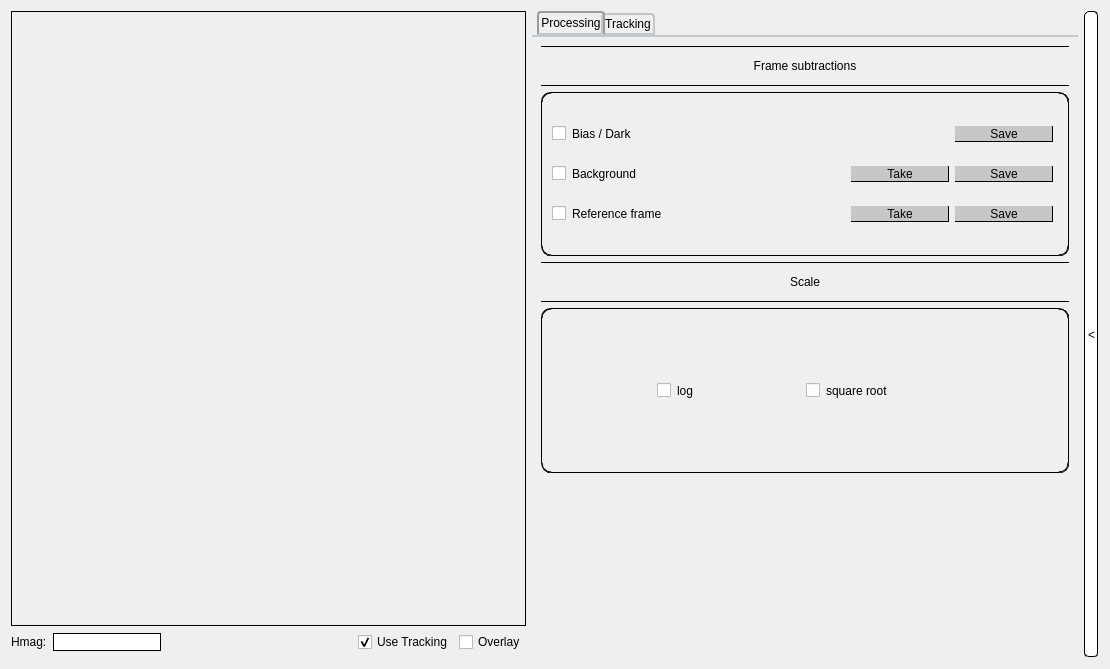
First picture: the form in GUIs/Viewer/resources/Viewer.ui, repository TobiasSchof/KPIC, before the edit.
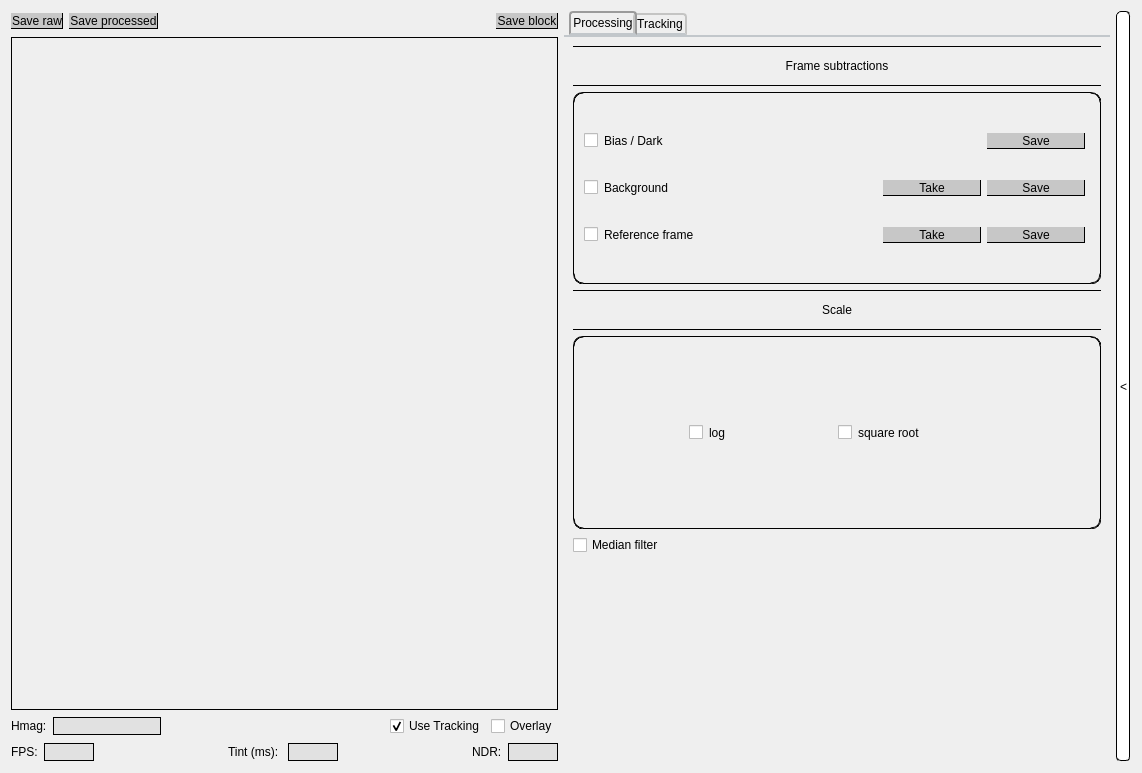
Second picture: the form after the edit. Custom widgets are drawn as their Qt base class.

The edit to the form file:
```diff
--- a/GUIs/Viewer/resources/Viewer.ui
+++ b/GUIs/Viewer/resources/Viewer.ui
@@ -6,8 +6,8 @@
    <rect>
     <x>0</x>
     <y>0</y>
-    <width>1110</width>
-    <height>669</height>
+    <width>1142</width>
+    <height>773</height>
    </rect>
   </property>
   <property name="focusPolicy">
@@ -19,8 +19,8 @@
   <property name="styleSheet">
    <string notr="true"/>
   </property>
-  <layout class="QGridLayout" name="gridLayout" rowstretch="10,0,0" columnstretch="0,0,0,0,0,0,0">
-   <item row="0" column="0" colspan="5">
+  <layout class="QGridLayout" name="gridLayout" rowstretch="0,10,0" columnstretch="0,0,10,0,0,0,0,0,0">
+   <item row="1" column="0" colspan="4">
     <widget class="Img" name="image" native="true">
      <property name="styleSheet">
       <string notr="true">border-style: solid;
@@ -29,27 +29,279 @@
      </property>
     </widget>
    </item>
-   <item row="1" column="4">
-    <widget class="QCheckBox" name="overlay">
-     <property name="text">
-      <string>Overlay</string>
-     </property>
-     <property name="checked">
-      <bool>false</bool>
-     </property>
-    </widget>
-   </item>
-   <item row="1" column="0">
-    <widget class="QLabel" name="hmag_label">
+   <item row="0" column="3">
+    <widget class="Save_block" name="save_block">
      <property name="styleSheet">
-      <string notr="true">border-style: none;</string>
+      <string notr="true">QPushButton { 
+	background-color: #c7c7c7;
+	border-radius: 0px;
+	border-style: inset;
+	border-width: 1px;
+}
+QPushButton:pressed {
+	background-color: white;
+	border-radius: 0px;
+	border-style: outset;
+	border-width: 1px;
+}</string>
      </property>
      <property name="text">
-      <string>Hmag:</string>
+      <string>Save block</string>
      </property>
     </widget>
    </item>
-   <item row="0" column="6" rowspan="3">
+   <item row="2" column="0" colspan="4">
+    <layout class="QGridLayout" name="view_opt_layout" columnstretch="0,0,0,0,0">
+     <item row="0" column="0">
+      <widget class="QLabel" name="hmag_label">
+       <property name="styleSheet">
+        <string notr="true">border-style: none;</string>
+       </property>
+       <property name="text">
+        <string>Hmag:</string>
+       </property>
+      </widget>
+     </item>
+     <item row="0" column="4">
+      <widget class="QCheckBox" name="overlay">
+       <property name="text">
+        <string>Overlay</string>
+       </property>
+       <property name="checked">
+        <bool>false</bool>
+       </property>
+      </widget>
+     </item>
+     <item row="0" column="2">
+      <spacer name="hmag_overlay_spacer">
+       <property name="orientation">
+        <enum>Qt::Horizontal</enum>
+       </property>
+       <property name="sizeHint" stdset="0">
+        <size>
+         <width>40</width>
+         <height>20</height>
+        </size>
+       </property>
+      </spacer>
+     </item>
+     <item row="0" column="3">
+      <widget class="QCheckBox" name="base_img_chk">
+       <property name="toolTip">
+        <string>If checked, image processing will start from the image that the tracking loop is using. Otherwise, a raw image will be used to start</string>
+       </property>
+       <property name="text">
+        <string>Use Tracking</string>
+       </property>
+       <property name="checked">
+        <bool>true</bool>
+       </property>
+      </widget>
+     </item>
+     <item row="0" column="1">
+      <widget class="QLineEdit" name="hmag_field">
+       <property name="enabled">
+        <bool>true</bool>
+       </property>
+       <property name="sizePolicy">
+        <sizepolicy hsizetype="Fixed" vsizetype="Fixed">
+         <horstretch>0</horstretch>
+         <verstretch>0</verstretch>
+        </sizepolicy>
+       </property>
+       <property name="styleSheet">
+        <string notr="true">QLineEdit:focus
+{
+	border-color: black;
+	border-width: 1px;
+	border-style: solid;
+	background-color:white;
+}
+QLineEdit:!focus
+{
+	border-color: black;
+	border-width: 1px;
+	border-style: solid;
+	background-color: rgba(0, 0, 0, 15);
+}
+QLineEdit:!enabled
+{
+	border-color: black;
+	border-width: 1px;
+	border-style: solid;
+	background-color: rgba(0, 0, 0, 75);
+}</string>
+       </property>
+      </widget>
+     </item>
+     <item row="1" column="0" colspan="5">
+      <layout class="QHBoxLayout" name="cam_config_layout" stretch="0,0,10,0,0,10,0,0">
+       <item>
+        <widget class="QLabel" name="fps_lbl">
+         <property name="text">
+          <string>FPS:</string>
+         </property>
+        </widget>
+       </item>
+       <item>
+        <widget class="FPS" name="fps">
+         <property name="sizePolicy">
+          <sizepolicy hsizetype="Fixed" vsizetype="Fixed">
+           <horstretch>0</horstretch>
+           <verstretch>0</verstretch>
+          </sizepolicy>
+         </property>
+         <property name="minimumSize">
+          <size>
+           <width>50</width>
+           <height>0</height>
+          </size>
+         </property>
+         <property name="maximumSize">
+          <size>
+           <width>50</width>
+           <height>16777215</height>
+          </size>
+         </property>
+         <property name="styleSheet">
+          <string notr="true">QLineEdit:focus
+{
+	border-color: black;
+	border-width: 1px;
+	border-style: solid;
+	background-color:white;
+}
+QLineEdit:!focus
+{
+	border-color: black;
+	border-width: 1px;
+	border-style: solid;
+	background-color: rgba(0, 0, 0, 15);
+}</string>
+         </property>
+        </widget>
+       </item>
+       <item>
+        <spacer name="config_spacer_1">
+         <property name="orientation">
+          <enum>Qt::Horizontal</enum>
+         </property>
+         <property name="sizeHint" stdset="0">
+          <size>
+           <width>40</width>
+           <height>20</height>
+          </size>
+         </property>
+        </spacer>
+       </item>
+       <item>
+        <widget class="QLabel" name="tint_lbl">
+         <property name="text">
+          <string>Tint (ms): </string>
+         </property>
+        </widget>
+       </item>
+       <item>
+        <widget class="Tint" name="tint">
+         <property name="sizePolicy">
+          <sizepolicy hsizetype="Fixed" vsizetype="Fixed">
+           <horstretch>0</horstretch>
+           <verstretch>0</verstretch>
+          </sizepolicy>
+         </property>
+         <property name="minimumSize">
+          <size>
+           <width>50</width>
+           <height>0</height>
+          </size>
+         </property>
+         <property name="maximumSize">
+          <size>
+           <width>50</width>
+           <height>16777215</height>
+          </size>
+         </property>
+         <property name="styleSheet">
+          <string notr="true">QLineEdit:focus
+{
+	border-color: black;
+	border-width: 1px;
+	border-style: solid;
+	background-color:white;
+}
+QLineEdit:!focus
+{
+	border-color: black;
+	border-width: 1px;
+	border-style: solid;
+	background-color: rgba(0, 0, 0, 15);
+}</string>
+         </property>
+        </widget>
+       </item>
+       <item>
+        <spacer name="config_spacer_2">
+         <property name="orientation">
+          <enum>Qt::Horizontal</enum>
+         </property>
+         <property name="sizeHint" stdset="0">
+          <size>
+           <width>40</width>
+           <height>20</height>
+          </size>
+         </property>
+        </spacer>
+       </item>
+       <item>
+        <widget class="QLabel" name="ndr_lbl">
+         <property name="text">
+          <string>NDR:</string>
+         </property>
+        </widget>
+       </item>
+       <item>
+        <widget class="NDR" name="ndr">
+         <property name="sizePolicy">
+          <sizepolicy hsizetype="Minimum" vsizetype="Fixed">
+           <horstretch>0</horstretch>
+           <verstretch>0</verstretch>
+          </sizepolicy>
+         </property>
+         <property name="minimumSize">
+          <size>
+           <width>50</width>
+           <height>0</height>
+          </size>
+         </property>
+         <property name="maximumSize">
+          <size>
+           <width>50</width>
+           <height>16777215</height>
+          </size>
+         </property>
+         <property name="styleSheet">
+          <string notr="true">QLineEdit:focus
+{
+	border-color: black;
+	border-width: 1px;
+	border-style: solid;
+	background-color:white;
+}
+QLineEdit:!focus
+{
+	border-color: black;
+	border-width: 1px;
+	border-style: solid;
+	background-color: rgba(0, 0, 0, 15);
+}</string>
+         </property>
+        </widget>
+       </item>
+      </layout>
+     </item>
+    </layout>
+   </item>
+   <item row="0" column="8" rowspan="3">
     <widget class="QPushButton" name="minimize_btn">
      <property name="sizePolicy">
       <sizepolicy hsizetype="Minimum" vsizetype="Expanding">
@@ -88,35 +340,7 @@
      </property>
     </widget>
    </item>
-   <item row="1" column="1">
-    <widget class="QLineEdit" name="hmag_field">
-     <property name="sizePolicy">
-      <sizepolicy hsizetype="Fixed" vsizetype="Fixed">
-       <horstretch>0</horstretch>
-       <verstretch>0</verstretch>
-      </sizepolicy>
-     </property>
-     <property name="styleSheet">
-      <string notr="true">border-color: black;
-border-width: 1px;
-border-style: solid;</string>
-     </property>
-    </widget>
-   </item>
-   <item row="1" column="2">
-    <spacer name="hmag_overlay_spacer">
-     <property name="orientation">
-      <enum>Qt::Horizontal</enum>
-     </property>
-     <property name="sizeHint" stdset="0">
-      <size>
-       <width>40</width>
-       <height>20</height>
-      </size>
-     </property>
-    </spacer>
-   </item>
-   <item row="0" column="5" rowspan="2">
+   <item row="0" column="7" rowspan="3">
     <widget class="QTabWidget" name="interfaces">
      <property name="sizePolicy">
       <sizepolicy hsizetype="Preferred" vsizetype="Preferred">
@@ -216,194 +440,6 @@
        <string>Processing</string>
       </attribute>
       <layout class="QGridLayout" name="gridLayout_2">
-       <item row="4" column="1">
-        <layout class="QHBoxLayout" name="horizontalLayout">
-         <property name="spacing">
-          <number>-1</number>
-         </property>
-         <item>
-          <widget class="Gradient" name="grey" native="true">
-           <property name="sizePolicy">
-            <sizepolicy hsizetype="Maximum" vsizetype="Preferred">
-             <horstretch>0</horstretch>
-             <verstretch>0</verstretch>
-            </sizepolicy>
-           </property>
-           <property name="minimumSize">
-            <size>
-             <width>100</width>
-             <height>0</height>
-            </size>
-           </property>
-           <property name="maximumSize">
-            <size>
-             <width>100</width>
-             <height>16777215</height>
-            </size>
-           </property>
-           <property name="toolTip">
-            <string>grey</string>
-           </property>
-          </widget>
-         </item>
-         <item>
-          <widget class="Gradient" name="inferno" native="true">
-           <property name="sizePolicy">
-            <sizepolicy hsizetype="Maximum" vsizetype="Preferred">
-             <horstretch>0</horstretch>
-             <verstretch>0</verstretch>
-            </sizepolicy>
-           </property>
-           <property name="minimumSize">
-            <size>
-             <width>100</width>
-             <height>0</height>
-            </size>
-           </property>
-           <property name="maximumSize">
-            <size>
-             <width>100</width>
-             <height>16777215</height>
-            </size>
-           </property>
-           <property name="toolTip">
-            <string>inferno</string>
-           </property>
-          </widget>
-         </item>
-         <item>
-          <widget class="Gradient" name="magma" native="true">
-           <property name="sizePolicy">
-            <sizepolicy hsizetype="Maximum" vsizetype="Preferred">
-             <horstretch>0</horstretch>
-             <verstretch>0</verstretch>
-            </sizepolicy>
-           </property>
-           <property name="minimumSize">
-            <size>
-             <width>100</width>
-             <height>0</height>
-            </size>
-           </property>
-           <property name="maximumSize">
-            <size>
-             <width>100</width>
-             <height>16777215</height>
-            </size>
-           </property>
-           <property name="toolTip">
-            <string>magma</string>
-           </property>
-          </widget>
-         </item>
-         <item>
-          <widget class="Gradient" name="plasma" native="true">
-           <property name="sizePolicy">
-            <sizepolicy hsizetype="Maximum" vsizetype="Preferred">
-             <horstretch>0</horstretch>
-             <verstretch>0</verstretch>
-            </sizepolicy>
-           </property>
-           <property name="minimumSize">
-            <size>
-             <width>100</width>
-             <height>0</height>
-            </size>
-           </property>
-           <property name="maximumSize">
-            <size>
-             <width>100</width>
-             <height>16777215</height>
-            </size>
-           </property>
-           <property name="toolTip">
-            <string>plasma</string>
-           </property>
-          </widget>
-         </item>
-         <item>
-          <widget class="Gradient" name="viridis" native="true">
-           <property name="sizePolicy">
-            <sizepolicy hsizetype="Maximum" vsizetype="Preferred">
-             <horstretch>0</horstretch>
-             <verstretch>0</verstretch>
-            </sizepolicy>
-           </property>
-           <property name="minimumSize">
-            <size>
-             <width>100</width>
-             <height>0</height>
-            </size>
-           </property>
-           <property name="maximumSize">
-            <size>
-             <width>100</width>
-             <height>16777215</height>
-            </size>
-           </property>
-           <property name="toolTip">
-            <string>viridis</string>
-           </property>
-          </widget>
-         </item>
-        </layout>
-       </item>
-       <item row="2" column="1">
-        <widget class="QLabel" name="scale_label">
-         <property name="sizePolicy">
-          <sizepolicy hsizetype="Preferred" vsizetype="Fixed">
-           <horstretch>0</horstretch>
-           <verstretch>0</verstretch>
-          </sizepolicy>
-         </property>
-         <property name="minimumSize">
-          <size>
-           <width>0</width>
-           <height>40</height>
-          </size>
-         </property>
-         <property name="styleSheet">
-          <string notr="true">border-width: 1px;
-border-style: solid;
-border-left-style: none;
-border-right-style: none;</string>
-         </property>
-         <property name="text">
-          <string>Scale</string>
-         </property>
-         <property name="alignment">
-          <set>Qt::AlignCenter</set>
-         </property>
-        </widget>
-       </item>
-       <item row="0" column="1">
-        <widget class="QLabel" name="frm_sub_label">
-         <property name="sizePolicy">
-          <sizepolicy hsizetype="Preferred" vsizetype="Fixed">
-           <horstretch>0</horstretch>
-           <verstretch>0</verstretch>
-          </sizepolicy>
-         </property>
-         <property name="minimumSize">
-          <size>
-           <width>0</width>
-           <height>40</height>
-          </size>
-         </property>
-         <property name="styleSheet">
-          <string notr="true">border-width: 1px;
-border-style: solid;
-border-left-style: none;
-border-right-style: none;</string>
-         </property>
-         <property name="text">
-          <string>Frame subtractions</string>
-         </property>
-         <property name="alignment">
-          <set>Qt::AlignCenter</set>
-         </property>
-        </widget>
-       </item>
        <item row="1" column="1">
         <widget class="QFrame" name="subtraction_frame">
          <property name="sizePolicy">
@@ -626,6 +662,201 @@
          </layout>
         </widget>
        </item>
+       <item row="5" column="1">
+        <layout class="QHBoxLayout" name="horizontalLayout">
+         <property name="spacing">
+          <number>-1</number>
+         </property>
+         <item>
+          <widget class="Gradient" name="grey" native="true">
+           <property name="sizePolicy">
+            <sizepolicy hsizetype="Maximum" vsizetype="Preferred">
+             <horstretch>0</horstretch>
+             <verstretch>0</verstretch>
+            </sizepolicy>
+           </property>
+           <property name="minimumSize">
+            <size>
+             <width>100</width>
+             <height>0</height>
+            </size>
+           </property>
+           <property name="maximumSize">
+            <size>
+             <width>100</width>
+             <height>16777215</height>
+            </size>
+           </property>
+           <property name="toolTip">
+            <string>grey</string>
+           </property>
+          </widget>
+         </item>
+         <item>
+          <widget class="Gradient" name="inferno" native="true">
+           <property name="sizePolicy">
+            <sizepolicy hsizetype="Maximum" vsizetype="Preferred">
+             <horstretch>0</horstretch>
+             <verstretch>0</verstretch>
+            </sizepolicy>
+           </property>
+           <property name="minimumSize">
+            <size>
+             <width>100</width>
+             <height>0</height>
+            </size>
+           </property>
+           <property name="maximumSize">
+            <size>
+             <width>100</width>
+             <height>16777215</height>
+            </size>
+           </property>
+           <property name="toolTip">
+            <string>inferno</string>
+           </property>
+          </widget>
+         </item>
+         <item>
+          <widget class="Gradient" name="magma" native="true">
+           <property name="sizePolicy">
+            <sizepolicy hsizetype="Maximum" vsizetype="Preferred">
+             <horstretch>0</horstretch>
+             <verstretch>0</verstretch>
+            </sizepolicy>
+           </property>
+           <property name="minimumSize">
+            <size>
+             <width>100</width>
+             <height>0</height>
+            </size>
+           </property>
+           <property name="maximumSize">
+            <size>
+             <width>100</width>
+             <height>16777215</height>
+            </size>
+           </property>
+           <property name="toolTip">
+            <string>magma</string>
+           </property>
+          </widget>
+         </item>
+         <item>
+          <widget class="Gradient" name="plasma" native="true">
+           <property name="sizePolicy">
+            <sizepolicy hsizetype="Maximum" vsizetype="Preferred">
+             <horstretch>0</horstretch>
+             <verstretch>0</verstretch>
+            </sizepolicy>
+           </property>
+           <property name="minimumSize">
+            <size>
+             <width>100</width>
+             <height>0</height>
+            </size>
+           </property>
+           <property name="maximumSize">
+            <size>
+             <width>100</width>
+             <height>16777215</height>
+            </size>
+           </property>
+           <property name="toolTip">
+            <string>plasma</string>
+           </property>
+          </widget>
+         </item>
+         <item>
+          <widget class="Gradient" name="viridis" native="true">
+           <property name="sizePolicy">
+            <sizepolicy hsizetype="Maximum" vsizetype="Preferred">
+             <horstretch>0</horstretch>
+             <verstretch>0</verstretch>
+            </sizepolicy>
+           </property>
+           <property name="minimumSize">
+            <size>
+             <width>100</width>
+             <height>0</height>
+            </size>
+           </property>
+           <property name="maximumSize">
+            <size>
+             <width>100</width>
+             <height>16777215</height>
+            </size>
+           </property>
+           <property name="toolTip">
+            <string>viridis</string>
+           </property>
+          </widget>
+         </item>
+        </layout>
+       </item>
+       <item row="2" column="1">
+        <widget class="QLabel" name="scale_label">
+         <property name="sizePolicy">
+          <sizepolicy hsizetype="Preferred" vsizetype="Fixed">
+           <horstretch>0</horstretch>
+           <verstretch>0</verstretch>
+          </sizepolicy>
+         </property>
+         <property name="minimumSize">
+          <size>
+           <width>0</width>
+           <height>40</height>
+          </size>
+         </property>
+         <property name="styleSheet">
+          <string notr="true">border-width: 1px;
+border-style: solid;
+border-left-style: none;
+border-right-style: none;</string>
+         </property>
+         <property name="text">
+          <string>Scale</string>
+         </property>
+         <property name="alignment">
+          <set>Qt::AlignCenter</set>
+         </property>
+        </widget>
+       </item>
+       <item row="0" column="1">
+        <widget class="QLabel" name="frm_sub_label">
+         <property name="sizePolicy">
+          <sizepolicy hsizetype="Preferred" vsizetype="Fixed">
+           <horstretch>0</horstretch>
+           <verstretch>0</verstretch>
+          </sizepolicy>
+         </property>
+         <property name="minimumSize">
+          <size>
+           <width>0</width>
+           <height>40</height>
+          </size>
+         </property>
+         <property name="styleSheet">
+          <string notr="true">border-width: 1px;
+border-style: solid;
+border-left-style: none;
+border-right-style: none;</string>
+         </property>
+         <property name="text">
+          <string>Frame subtractions</string>
+         </property>
+         <property name="alignment">
+          <set>Qt::AlignCenter</set>
+         </property>
+        </widget>
+       </item>
+       <item row="4" column="1">
+        <widget class="QCheckBox" name="med_filt">
+         <property name="text">
+          <string>Median filter</string>
+         </property>
+        </widget>
+       </item>
       </layout>
      </widget>
      <widget class="QWidget" name="Tracking">
@@ -1779,16 +2010,58 @@
      </widget>
     </widget>
    </item>
-   <item row="1" column="3">
-    <widget class="QCheckBox" name="base_img_chk">
-     <property name="toolTip">
-      <string>If checked, image processing will start from the image that the tracking loop is using. Otherwise, a raw image will be used to start</string>
+   <item row="0" column="0">
+    <widget class="Save_raw" name="save_raw">
+     <property name="styleSheet">
+      <string notr="true">QPushButton { 
+	background-color: #c7c7c7;
+	border-radius: 0px;
+	border-style: inset;
+	border-width: 1px;
+}
+QPushButton:pressed {
+	background-color: white;
+	border-radius: 0px;
+	border-style: outset;
+	border-width: 1px;
+}</string>
      </property>
      <property name="text">
-      <string>Use Tracking</string>
+      <string>Save raw</string>
      </property>
-     <property name="checked">
-      <bool>true</bool>
+    </widget>
+   </item>
+   <item row="0" column="2">
+    <spacer name="save_btn_spacer">
+     <property name="orientation">
+      <enum>Qt::Horizontal</enum>
+     </property>
+     <property name="sizeHint" stdset="0">
+      <size>
+       <width>40</width>
+       <height>20</height>
+      </size>
+     </property>
+    </spacer>
+   </item>
+   <item row="0" column="1">
+    <widget class="Save_proc" name="save_processed">
+     <property name="styleSheet">
+      <string notr="true">QPushButton { 
+	background-color: #c7c7c7;
+	border-radius: 0px;
+	border-style: inset;
+	border-width: 1px;
+}
+QPushButton:pressed {
+	background-color: white;
+	border-radius: 0px;
+	border-style: outset;
+	border-width: 1px;
+}</string>
+     </property>
+     <property name="text">
+      <string>Save processed</string>
      </property>
     </widget>
    </item>
@@ -1818,6 +2091,36 @@
    <header>Viewer_Widgets.h</header>
    <container>1</container>
   </customwidget>
+  <customwidget>
+   <class>FPS</class>
+   <extends>QLineEdit</extends>
+   <header>Viewer_Widgets.h</header>
+  </customwidget>
+  <customwidget>
+   <class>Tint</class>
+   <extends>QLineEdit</extends>
+   <header>Viewer_Widgets.h</header>
+  </customwidget>
+  <customwidget>
+   <class>NDR</class>
+   <extends>QLineEdit</extends>
+   <header>Viewer_Widgets.h</header>
+  </customwidget>
+  <customwidget>
+   <class>Save_raw</class>
+   <extends>QPushButton</extends>
+   <header>Viewer_Widgets.h</header>
+  </customwidget>
+  <customwidget>
+   <class>Save_proc</class>
+   <extends>QPushButton</extends>
+   <header>Viewer_Widgets.h</header>
+  </customwidget>
+  <customwidget>
+   <class>Save_block</class>
+   <extends>QPushButton</extends>
+   <header>Viewer_Widgets.h</header>
+  </customwidget>
  </customwidgets>
  <resources>
   <include location="no_img.qrc"/>
```
Left out of the diff: 12 changed lines with no effect on the pictures.
